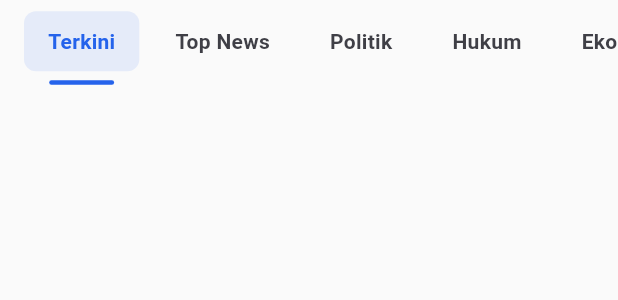
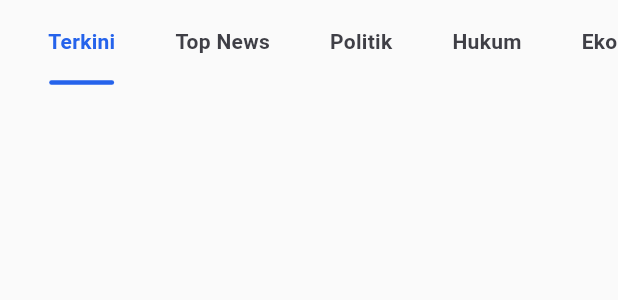
Before and after one commit to fahrezapratamahidayat/flashfeed, a Flutter app: the NewsCategorySlider widget shown alone on an empty page, opened directly with empty values, on a phone screen of 412 x 824 dp. Shown: the top 300 px of the screen. Run offline on Flutter 3.47's test engine with Material 3 defaults, Android fonts, the light colour scheme and no system bars; our stand-ins replace firebase_auth, firebase_core, flutter_screenutil, font_awesome_flutter, google_sign_in, shared_preferences; accounts and stored records are empty; network calls fail; statements that could not run were skipped.

Commit message:
refactor: remove background color logic from NewsCategorySlider for cleaner styling and improved readability

```diff
--- a/lib/src/presentation/widgets/news_category_slider.dart
+++ b/lib/src/presentation/widgets/news_category_slider.dart
@@ -73,11 +73,6 @@ class _NewsCategorySliderState extends State<NewsCategorySlider> {
                     foregroundColor: isSelected
                         ? Theme.of(context).colorScheme.primary
                         : Theme.of(context).textTheme.bodyLarge?.color,
-                    backgroundColor: isSelected
-                        ? Theme.of(
-                            context,
-                          ).colorScheme.primary.withValues(alpha: 0.1)
-                        : Colors.transparent,
                     shape: RoundedRectangleBorder(
                       borderRadius: BorderRadius.circular(8.0),
                     ),
```
